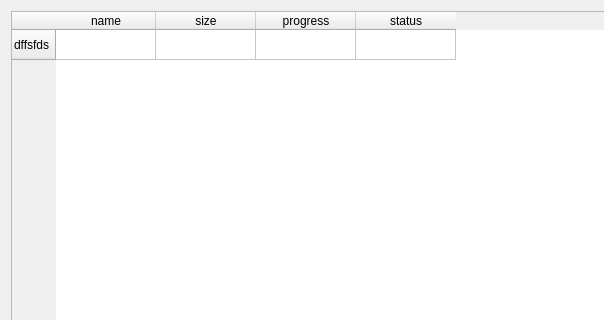
commmrade/TorrentClient, file widgets/torrentwidget.ui: the form before one commit; both pictures show x 0 to 604 and y 0 to 320 of the 1239 by 742 pixel window.
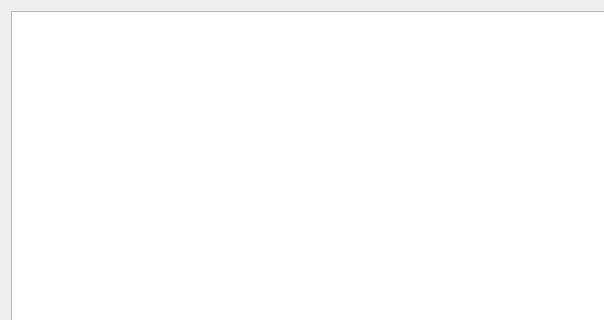
The form after the commit.

Commit message: Delegate implemented for progress

Diff of the .ui file:
```diff
--- a/widgets/torrentwidget.ui
+++ b/widgets/torrentwidget.ui
@@ -39,33 +39,7 @@
     </widget>
    </item>
    <item row="0" column="0">
-    <widget class="QTableWidget" name="tableWidget">
-     <row>
-      <property name="text">
-       <string>dffsfds</string>
-      </property>
-     </row>
-     <column>
-      <property name="text">
-       <string>name</string>
-      </property>
-     </column>
-     <column>
-      <property name="text">
-       <string>size</string>
-      </property>
-     </column>
-     <column>
-      <property name="text">
-       <string>progress</string>
-      </property>
-     </column>
-     <column>
-      <property name="text">
-       <string>status</string>
-      </property>
-     </column>
-    </widget>
+    <widget class="QTableView" name="tableView"/>
    </item>
   </layout>
  </widget>
```
Left out of the diff: 14 changed lines with no effect on the pictures. The commit also changes 5 other files.
